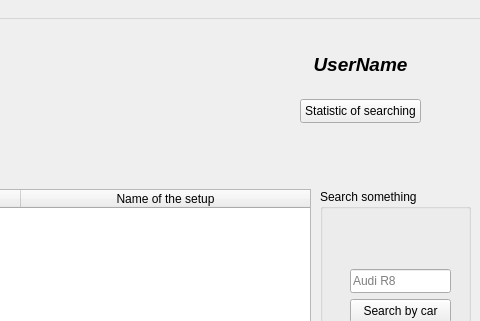
igor2323/AssettoHub, file client/mainwindow.ui: the form before one commit; both pictures show x 320 to 800 and y 0 to 321 of the 800 by 600 pixel window.
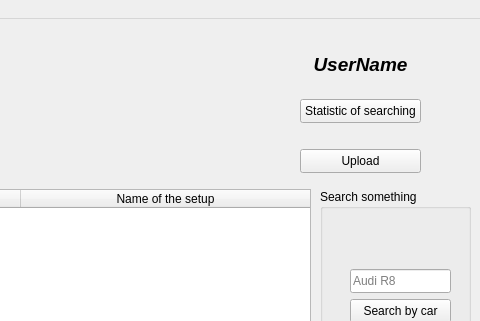
The form after the commit.

```diff
--- a/client/mainwindow.ui
+++ b/client/mainwindow.ui
@@ -197,6 +197,19 @@
      <string>Statistic of searching</string>
     </property>
    </widget>
+   <widget class="QPushButton" name="uploadButton">
+    <property name="geometry">
+     <rect>
+      <x>620</x>
+      <y>130</y>
+      <width>121</width>
+      <height>24</height>
+     </rect>
+    </property>
+    <property name="text">
+     <string>Upload</string>
+    </property>
+   </widget>
   </widget>
   <widget class="QMenuBar" name="menubar">
    <property name="geometry">
```
